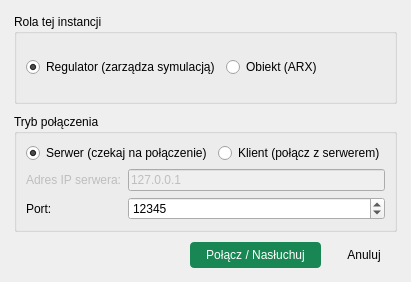
Above: W_SIECIOWA/DialogPolaczenia.ui from Kacper-Chmura/ProjektSK before the change. Below: the same form after it.
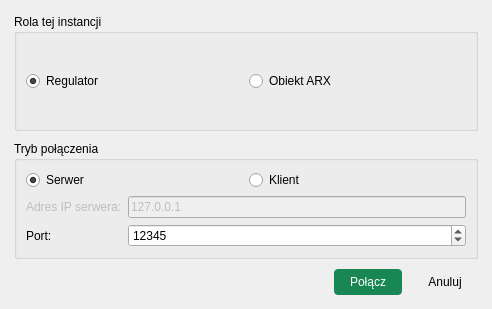
That is the form after the change.

Commit message: zmiana tekstów

```diff
--- a/W_SIECIOWA/DialogPolaczenia.ui
+++ b/W_SIECIOWA/DialogPolaczenia.ui
@@ -6,8 +6,8 @@
    <rect>
     <x>0</x>
     <y>0</y>
-    <width>398</width>
-    <height>282</height>
+    <width>492</width>
+    <height>309</height>
    </rect>
   </property>
   <property name="windowTitle">
@@ -29,7 +29,7 @@
       <item>
        <widget class="QRadioButton" name="radioRegulator">
         <property name="text">
-         <string>Regulator (zarządza symulacją)</string>
+         <string>Regulator</string>
         </property>
         <property name="checked">
          <bool>true</bool>
@@ -39,7 +39,7 @@
       <item>
        <widget class="QRadioButton" name="radioObiekt">
         <property name="text">
-         <string>Obiekt (ARX)</string>
+         <string>Obiekt ARX</string>
         </property>
        </widget>
       </item>
@@ -57,7 +57,7 @@
         <item>
          <widget class="QRadioButton" name="radioSerwer">
           <property name="text">
-           <string>Serwer (czekaj na połączenie)</string>
+           <string>Serwer</string>
           </property>
           <property name="checked">
            <bool>true</bool>
@@ -67,7 +67,7 @@
         <item>
          <widget class="QRadioButton" name="radioKlient">
           <property name="text">
-           <string>Klient (połącz z serwerem)</string>
+           <string>Klient</string>
           </property>
          </widget>
         </item>
@@ -145,7 +145,7 @@
 QPushButton:hover { background-color: #157347; }</string>
        </property>
        <property name="text">
-        <string>Połącz / Nasłuchuj</string>
+        <string>Połącz</string>
        </property>
        <property name="default">
         <bool>true</bool>
```
The commit also changes 1 other file.
